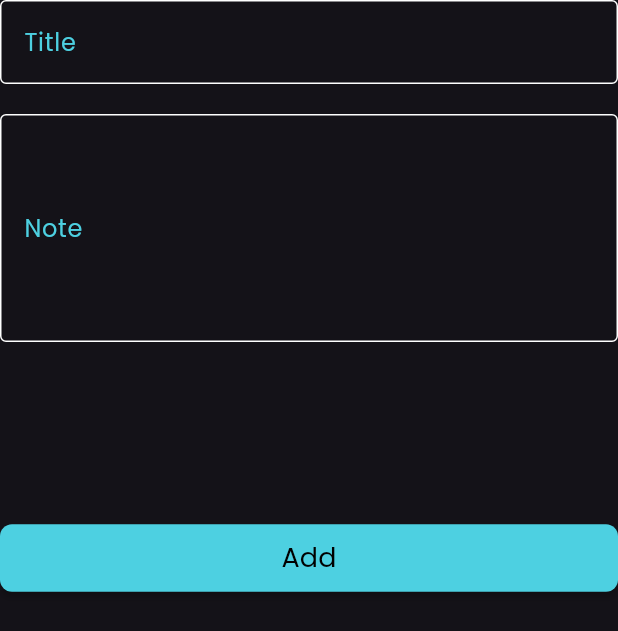
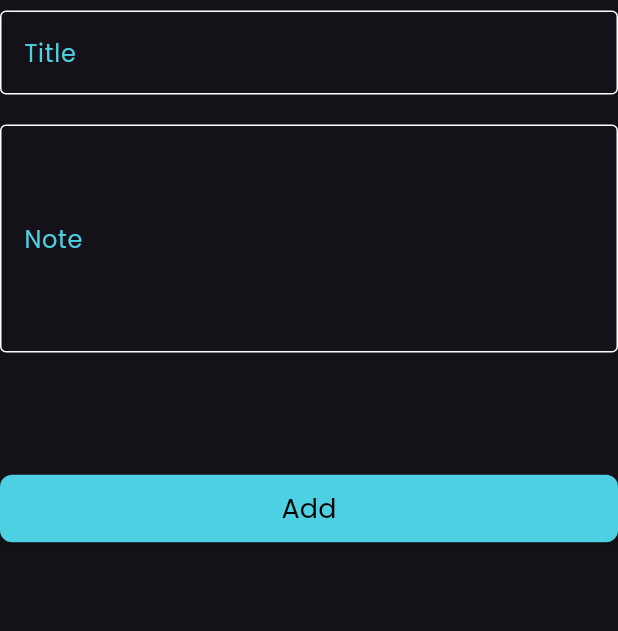
Before and after one commit to 3laaOmran/Notes_App, a Flutter app: the AddNoteForm widget shown alone on an empty page, opened directly, on a phone screen of 412 x 824 dp. Shown: the top 631 px of the screen. Run offline on Flutter 3.47's test engine with Material 3 defaults, Android fonts, the phone set to English and light mode, and no system bars; our stand-ins replace bloc, font_awesome_flutter, hive, hive_flutter; accounts and stored records are empty.

Commit message:
create add note cubit

```diff
--- /dev/null
+++ b/lib/logic/add_note_cubit/add_note_state.dart
@@ -0,0 +1,6 @@
+part of 'add_note_cubit.dart';
+
+@immutable
+sealed class AddNoteState {}
+
+final class AddNoteInitial extends AddNoteState {}
--- a/lib/views/widgets/add_note_bottom_sheet.dart
+++ b/lib/views/widgets/add_note_bottom_sheet.dart
@@ -37,6 +37,9 @@ class _AddNoteFormState extends State<AddNoteForm> {
       autovalidateMode: autovalidateMode,
       child: Column(
         children: [
+          const SizedBox(
+            height: 7.0,
+          ),
           CustomTextFormField(
             onSaved: (value) {
               title = value;
@@ -54,7 +57,7 @@ class _AddNoteFormState extends State<AddNoteForm> {
             labelText: "Note",
           ),
           const SizedBox(
-            height: 120.0,
+            height: 80.0,
           ),
           MaterialButton(
             minWidth: MediaQuery.of(context).size.width,
--- a/lib/views/widgets/edit_note_view.dart
+++ b/lib/views/widgets/edit_note_view.dart
@@ -6,8 +6,8 @@ class EditNoteView extends StatelessWidget {
 
   @override
   Widget build(BuildContext context) {
-    return Scaffold(
-      body: const EditNoteBody(),
+    return const Scaffold(
+      body:  EditNoteBody(),
     );
   }
 }
--- a/pubspec.yaml
+++ b/pubspec.yaml
@@ -28,20 +28,21 @@ environment:
 # the latest version available on pub.dev. To see which dependencies have newer
 # versions available, run `flutter pub outdated`.
 dependencies:
-
+  bloc: ^8.1.4
   cupertino_icons: ^1.0.6
   flutter:
     sdk: flutter
+  flutter_bloc: ^8.1.5
   font_awesome_flutter: ^10.7.0
   hive: ^2.2.3
   hive_flutter: ^1.1.0
 
 dev_dependencies:
+  build_runner: ^2.4.8
   flutter_lints: ^3.0.0
   flutter_test:
     sdk: flutter
   hive_generator: ^2.0.1
-  build_runner: ^2.4.8
 
 # For information on the generic Dart part of this file, see the
 # following page: https://dart.dev/tools/pub/pubspec
```
Also changed, not shown: lib/logic/add_note_cubit/add_note_cubit.dart (added, +8 -0 lines), pubspec.lock.
